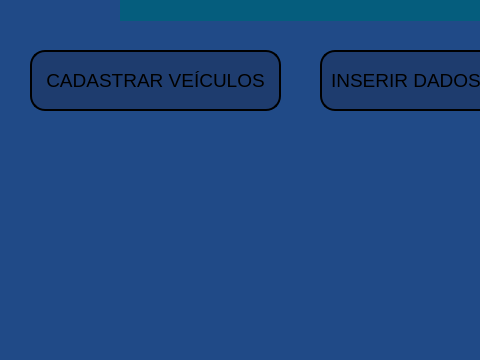
This is Final/menu_veiculos.ui in Charllys-Brauwol/Projeto-Programa-o-BD as Qt 5 draws it before an edit; both pictures show x 0 to 480 and y 190 to 550 of the 600 by 550 pixel window. The edited form follows.
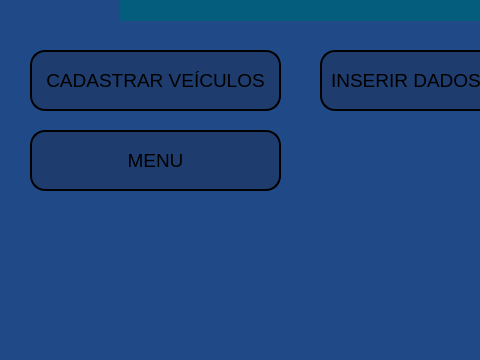
This is the edited form. Icons and pictures are not drawn.

Commit message: Modificações

```diff
--- a/Final/menu_veiculos.ui
+++ b/Final/menu_veiculos.ui
@@ -125,6 +125,31 @@
      <string>INSERIR DADOS VIAGEM</string>
     </property>
    </widget>
+   <widget class="QPushButton" name="pushButton_3">
+    <property name="geometry">
+     <rect>
+      <x>30</x>
+      <y>320</y>
+      <width>251</width>
+      <height>61</height>
+     </rect>
+    </property>
+    <property name="font">
+     <font>
+      <pointsize>14</pointsize>
+     </font>
+    </property>
+    <property name="styleSheet">
+     <string notr="true">border-radius: 15px;
+border-width:2px;
+border-style:outset;
+border-color:black;
+background-color: rgb(30, 60, 110);</string>
+    </property>
+    <property name="text">
+     <string>MENU</string>
+    </property>
+   </widget>
   </widget>
  </widget>
  <resources/>
```
